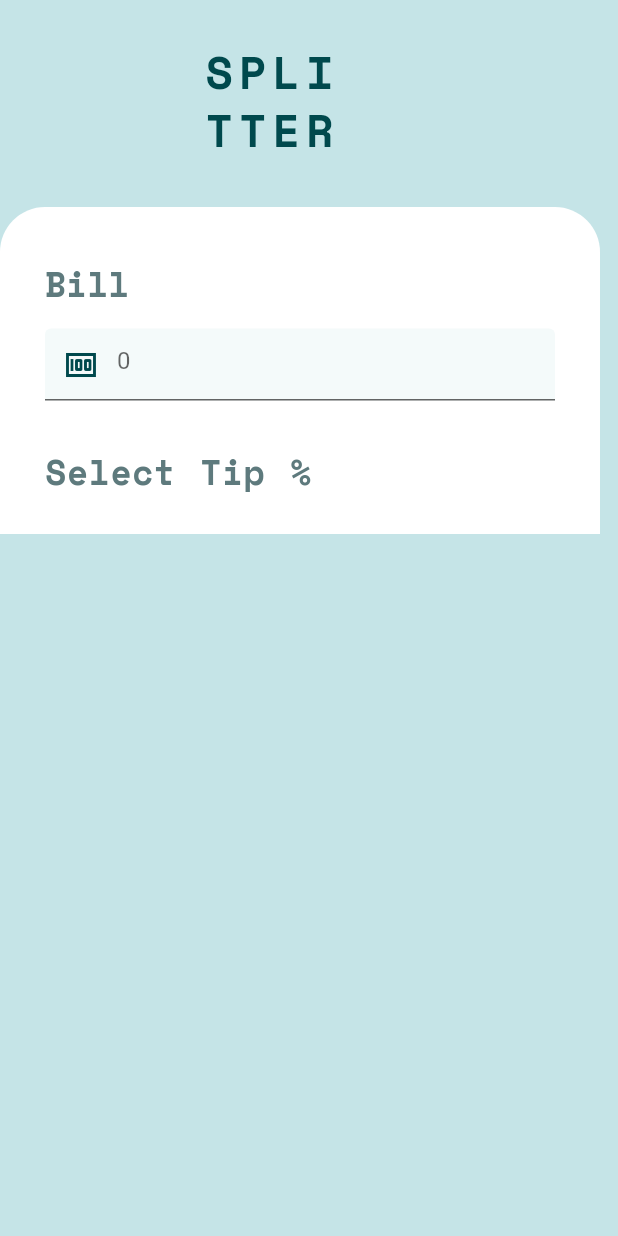
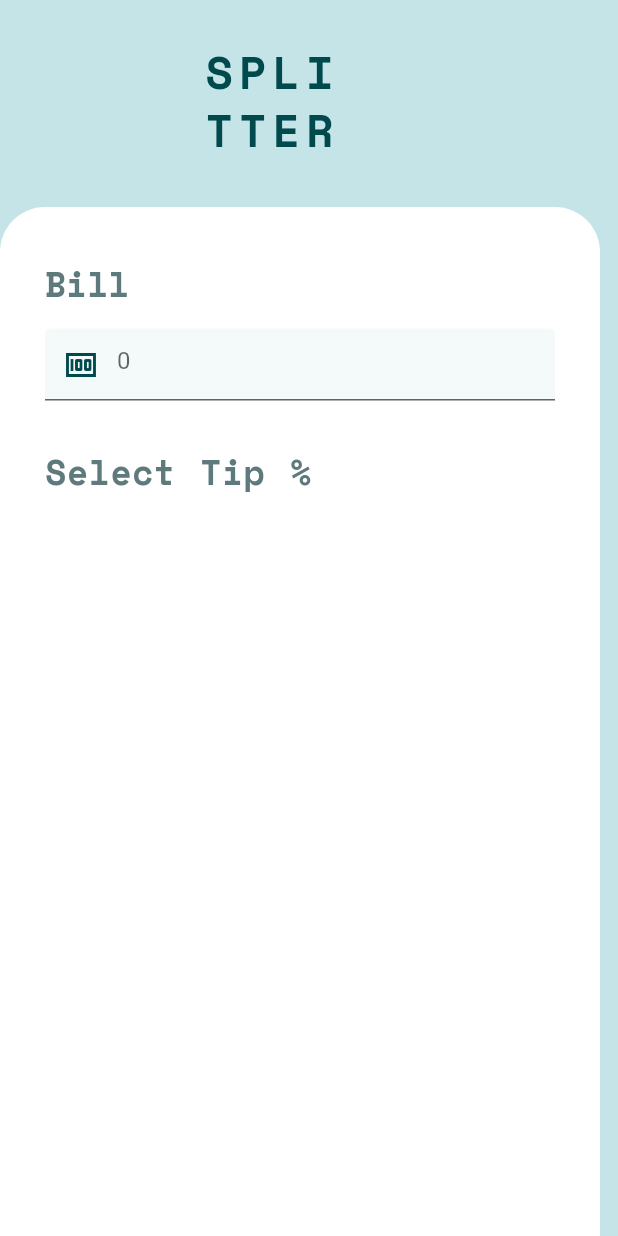
Before and after one commit to naziiriah/tip-calculator-app, a Flutter app: the screen it shows after launch, on a phone screen of 412 x 824 dp. Run offline on Flutter 3.47's test engine with Material 2 defaults, Android fonts, the phone set to English and light mode, and no system bars.

Commit message:
redo layouts

```diff
--- a/lib/views/homePage.dart
+++ b/lib/views/homePage.dart
@@ -10,12 +10,12 @@ class HomePage extends StatefulWidget {
 }
 
 class _HomePageState extends State<HomePage> {
+  int tipPercent = 0;
   @override
   Widget build(BuildContext context) {
     return Scaffold(
       backgroundColor: Color.fromRGBO(197, 228, 231, 1),
-      body: SingleChildScrollView(
-        child: SafeArea(
+      body: SafeArea(
           child: Column(
         crossAxisAlignment: CrossAxisAlignment.start,
         children: <Widget>[
@@ -89,7 +89,6 @@ class _HomePageState extends State<HomePage> {
           )
         ],
       )),
-      ),
     );
   }
 }
```
Lines whose indentation alone changed are shown as unchanged.
